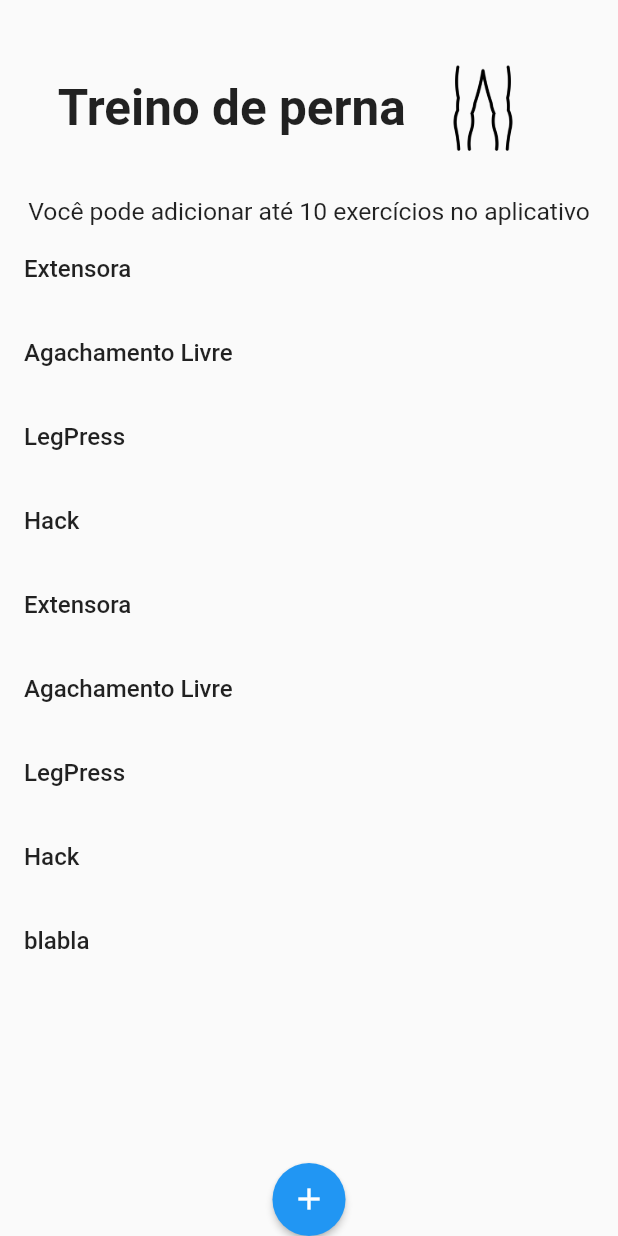
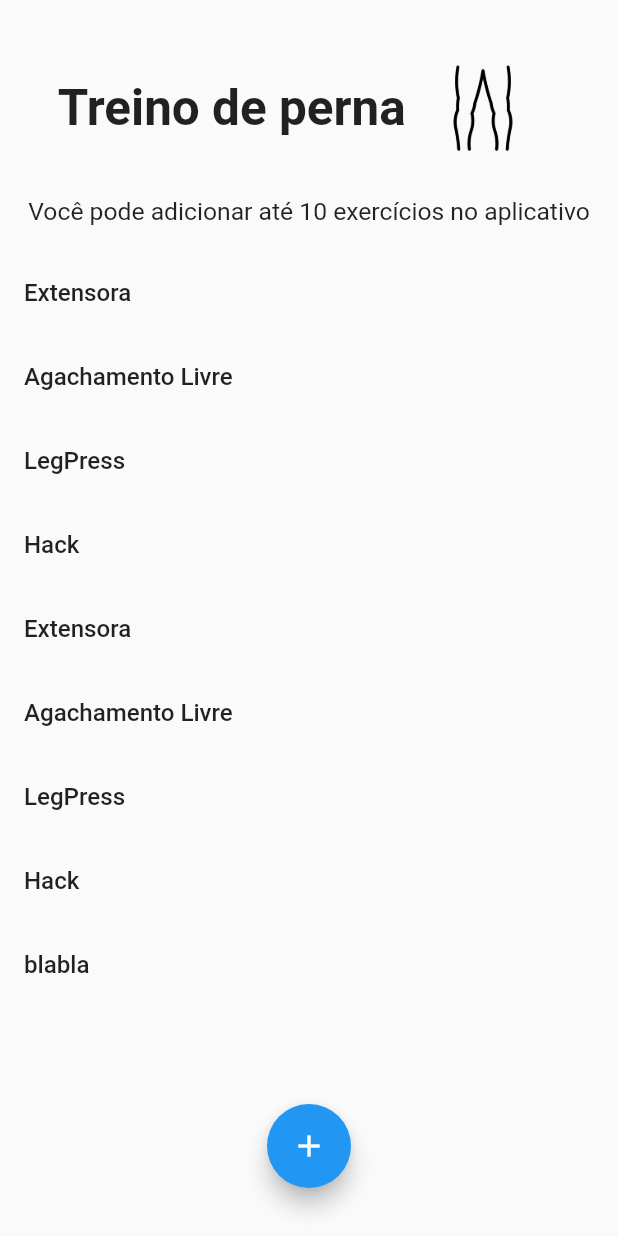
Before and after one commit to guipavezzi/GymProject, a Flutter app: the screen it shows after launch, on a phone screen of 412 x 824 dp. Run offline on Flutter 3.47's test engine with Material 2 defaults, Android fonts, the phone set to English and light mode, and no system bars; our stand-ins replace firebase_core, firebase_storage, flutter_dotenv; accounts and stored records are empty; generated files the repository leaves out were written again.

Commit message:
Arumando espaçamento e trocando alguns componentes

```diff
--- a/lib/app/pages/excercise/excercise_page.dart
+++ b/lib/app/pages/excercise/excercise_page.dart
@@ -15,7 +15,8 @@ class _ExcercisesState extends State<Excercises> {
     super.initState();
   }
 
-  String textoExplicativo = 'Você pode adicionar até 10 exercícios no aplicativo';
+  String textoExplicativo =
+      'Você pode adicionar até 10 exercícios no aplicativo';
 
   List<String> excercises = [
     "Extensora",
@@ -69,6 +70,10 @@ class _ExcercisesState extends State<Excercises> {
                         fontSize: constraints.maxWidth * 0.04,
                       ),
                     ),
+                    SizedBox(
+                      height: constraints.maxHeight *
+                          0.02,
+                    ),
                     Expanded(
                       child: ListView.builder(
                         itemCount: excercises.length,
@@ -86,14 +91,6 @@ class _ExcercisesState extends State<Excercises> {
                         },
                       ),
                     ),
-                    ElevatedButton(
-                      child: Icon(Icons.add),
-                      onPressed: () {},
-                      style: ElevatedButton.styleFrom(
-                        shape: CircleBorder(),
-                        padding: EdgeInsets.all(constraints.maxWidth * 0.03),
-                      ),
-                    ),
                   ],
                 ),
               ),
@@ -101,6 +98,14 @@ class _ExcercisesState extends State<Excercises> {
           );
         },
       ),
+      floatingActionButton: Container(
+        margin: EdgeInsets.all(16.0),
+        child: FloatingActionButton(
+          child: Icon(Icons.add),
+          onPressed: () {},
+        ),
+      ),
+      floatingActionButtonLocation: FloatingActionButtonLocation.centerFloat,
     );
   }
 }
```
